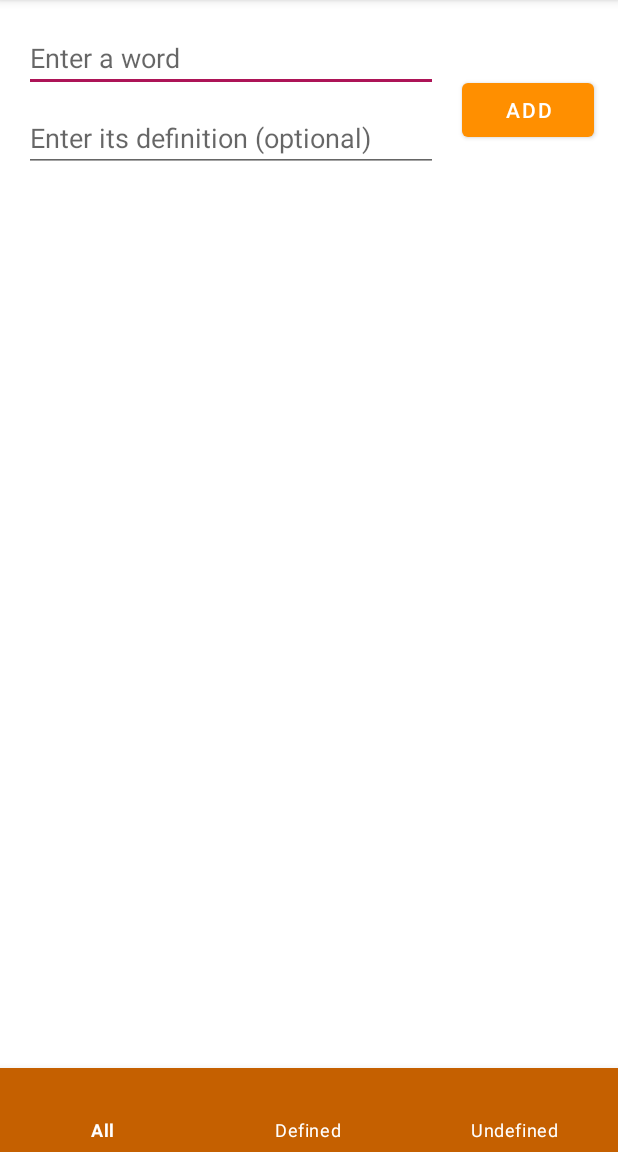
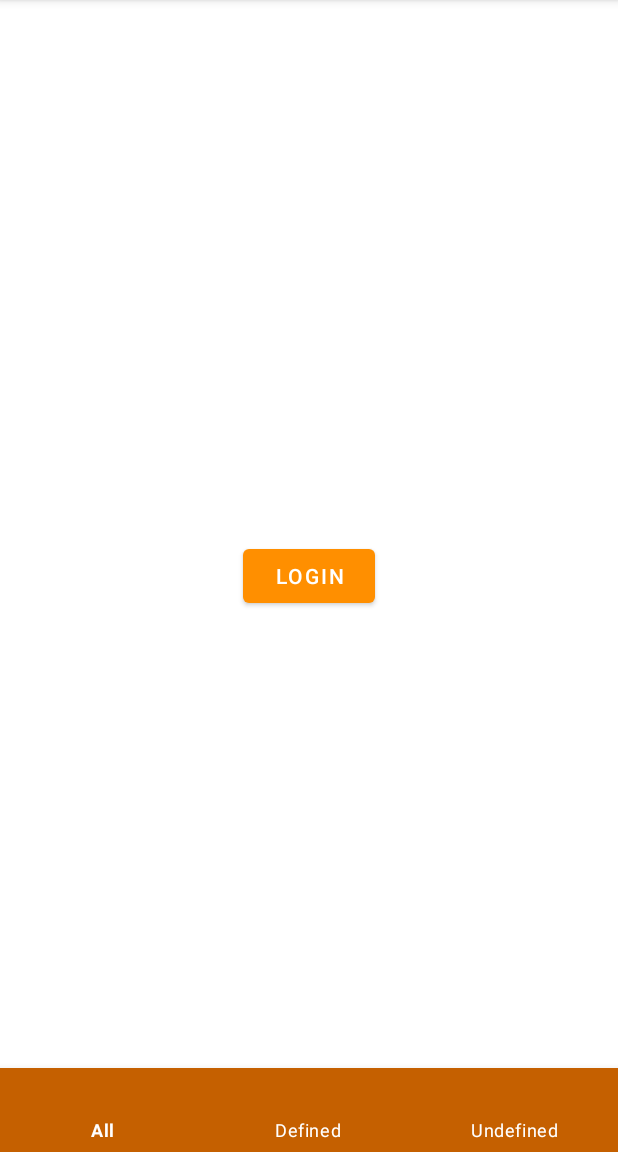
Before and after one commit to keekah/VocabularyBuilderApp, an Android app: the screen it shows after launch (MainActivity), on a phone screen of 412 x 824 dp, the part 84-1236 px from its top. Run offline under Robolectric (Android 15) with nearby library versions, the phone set to English and light mode, and no system bars; our stand-ins replace Firebase (no records; nobody signed in at launch, a user with empty details on screens opened directly), data binding; libraries missing offline, so code that uses them is left out: com.firebase.ui; 1 statement that could not run was skipped.

Commit message:
create LoginFragment and ViewModel, create FirebaseUserLiveData

```diff
--- /dev/null
+++ b/app/src/main/java/me/wingert/vocabularybuilder/LoginFragment.kt
@@ -0,0 +1,83 @@
+package me.wingert.vocabularybuilder
+
+import android.app.Activity
+import android.content.Intent
+import android.os.Bundle
+import android.util.Log
+import android.view.LayoutInflater
+import android.view.View
+import android.view.ViewGroup
+import androidx.databinding.DataBindingUtil
+import androidx.fragment.app.Fragment
+import androidx.fragment.app.viewModels
+import androidx.lifecycle.Observer
+import com.firebase.ui.auth.AuthUI
+import com.firebase.ui.auth.IdpResponse
+import com.google.firebase.auth.FirebaseAuth
+import me.wingert.vocabularybuilder.databinding.FragmentLoginBinding
+
+class LoginFragment : Fragment() {
+
+    companion object {
+        const val SIGN_IN_RESULT_CODE = 1001
+    }
+
+    private val viewModel by viewModels<LoginViewModel>()
+    private lateinit var binding: FragmentLoginBinding
+
+    override fun onCreateView(inflater: LayoutInflater, container: ViewGroup?, savedInstanceState: Bundle?): View? {
+
+        binding = DataBindingUtil.inflate(inflater, R.layout.fragment_login, container, false)
+
+        return binding.root
+    }
+
+    override fun onViewCreated(view: View, savedInstanceState: Bundle?) {
+        super.onViewCreated(view, savedInstanceState)
+        observeAuthenticationState()
+        binding.authButton.setOnClickListener { launchSignInFlow() }
+    }
+
+    override fun onActivityResult(requestCode: Int, resultCode: Int, data: Intent?) {
+        super.onActivityResult(requestCode, resultCode, data)
+
+        if (requestCode == SIGN_IN_RESULT_CODE) {
+            val response = IdpResponse.fromResultIntent(data)
+            if (resultCode == Activity.RESULT_OK) {
+                Log.i("LoginFragment", "Successfully signed in user ${FirebaseAuth.getInstance().currentUser?.displayName}!")
+            }
+            else {
+                Log.i("LoginFragment", "Sign in unsuccessful ${response?.error?.errorCode}")
+            }
+        }
+    }
+
+    private fun observeAuthenticationState() {
+        viewModel.authenticationState.observe(viewLifecycleOwner, Observer { authenticationState ->
+            when (authenticationState) {
+                LoginViewModel.AuthenticationState.AUTHENTICATED -> {
+                    binding.authButton.text = "Logout"
+                    binding.authButton.setOnClickListener { AuthUI.getInstance().signOut(requireContext()) }
+                }
+                else -> {
+                    binding.authButton.text = "Login"
+                    binding.authButton.setOnClickListener { launchSignInFlow() }
+                }
+            }
+        })
+    }
+
+    private fun launchSignInFlow() {
+        val providers = arrayListOf(AuthUI.IdpConfig.EmailBuilder().build(),
+                                    AuthUI.IdpConfig.GoogleBuilder().build()
+                                   )
+
+        startActivityForResult(
+            AuthUI.getInstance()
+                .createSignInIntentBuilder()
+                .setAvailableProviders(providers)
+                .build(),
+            SIGN_IN_RESULT_CODE
+        )
+    }
+}
--- a/app/src/main/java/me/wingert/vocabularybuilder/MainActivity.kt
+++ b/app/src/main/java/me/wingert/vocabularybuilder/MainActivity.kt
@@ -21,8 +21,9 @@ class MainActivity : AppCompatActivity() {
         val allWordsFragment = AllWordsFragment()
         val definedWordsFragment = DefinedWordsFragment()
         val undefinedWordsFragment = UndefinedWordsFragment()
+        val loginFragment = LoginFragment()
 
-        setCurrentFragment(allWordsFragment)
+        setCurrentFragment(loginFragment)
 
         val bottomNavigationView : BottomNavigationView = findViewById(R.id.bottom_navigation)
         bottomNavigationView.setOnNavigationItemSelectedListener { item ->
--- /dev/null
+++ b/app/src/main/res/layout/fragment_login.xml
@@ -0,0 +1,20 @@
+<?xml version="1.0" encoding="utf-8"?>
+<layout xmlns:android="http://schemas.android.com/apk/res/android"
+    xmlns:app="http://schemas.android.com/apk/res-auto">
+
+    <androidx.constraintlayout.widget.ConstraintLayout
+        android:layout_width="match_parent"
+        android:layout_height="match_parent">
+
+        <Button
+            android:id="@+id/auth_button"
+            android:layout_width="wrap_content"
+            android:layout_height="wrap_content"
+            android:text="@string/login_button_text"
+            app:layout_constraintBottom_toBottomOf="parent"
+            app:layout_constraintEnd_toEndOf="parent"
+            app:layout_constraintStart_toStartOf="parent"
+            app:layout_constraintTop_toTopOf="parent" />
+    </androidx.constraintlayout.widget.ConstraintLayout>
+
+</layout>
--- a/app/src/main/res/values/strings.xml
+++ b/app/src/main/res/values/strings.xml
@@ -12,4 +12,5 @@
     <string name="enter_a_word">Enter a word</string>
     <string name="add">Add</string>
     <string name="enter_a_definition">Enter its definition (optional)</string>
+    <string name="login_button_text">Login</string>
 </resources>
```
Also changed, not shown: app/src/main/java/me/wingert/vocabularybuilder/FirebaseUserLiveData.kt (added, +22 -0 lines), app/src/main/java/me/wingert/vocabularybuilder/LoginViewModel.kt (added, +21 -0 lines), app/src/main/res/navigation/navigation.xml (+6 -1 lines).
